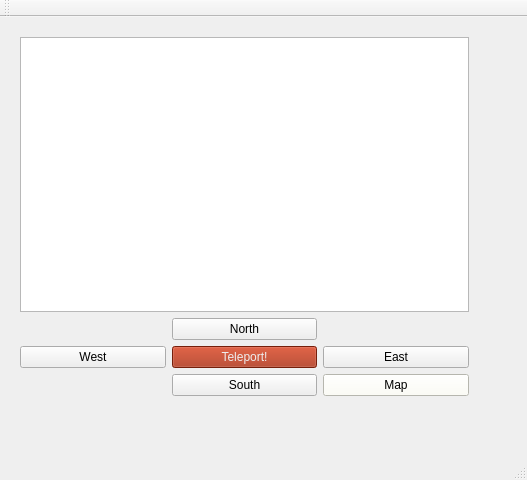
The window that zork.ui (NiallDillane/CS4076-Event-Driven-Programming) describes before a commit, drawn with Qt 5.
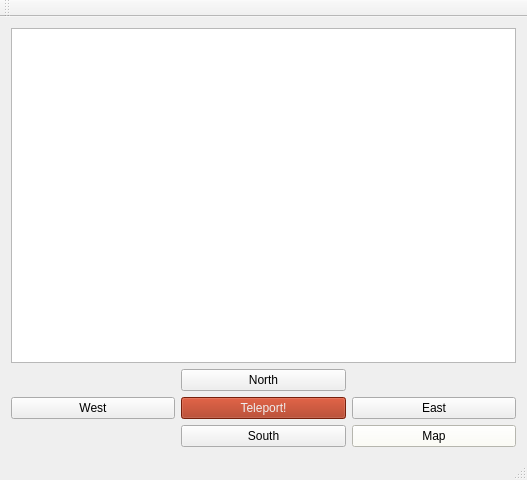
The same window after the commit.

```diff
--- a/zork.ui
+++ b/zork.ui
@@ -14,15 +14,8 @@
    <string>Zork</string>
   </property>
   <widget class="QWidget" name="centralWidget">
-   <widget class="QWidget" name="gridLayoutWidget">
-    <property name="geometry">
-     <rect>
-      <x>9</x>
-      <y>9</y>
-      <width>471</width>
-      <height>381</height>
-     </rect>
-    </property>
+   <layout class="QHBoxLayout" name="horizontalLayout">
+    <item>
     <layout class="QGridLayout" name="gridLayout">
      <item row="5" column="2">
       <widget class="QPushButton" name="goEast">
@@ -975,7 +968,8 @@
       </widget>
      </item>
     </layout>
-   </widget>
+    </item>
+   </layout>
   </widget>
   <widget class="QMenuBar" name="menuBar">
    <property name="geometry">
```
Lines whose indentation alone changed are shown as unchanged.
